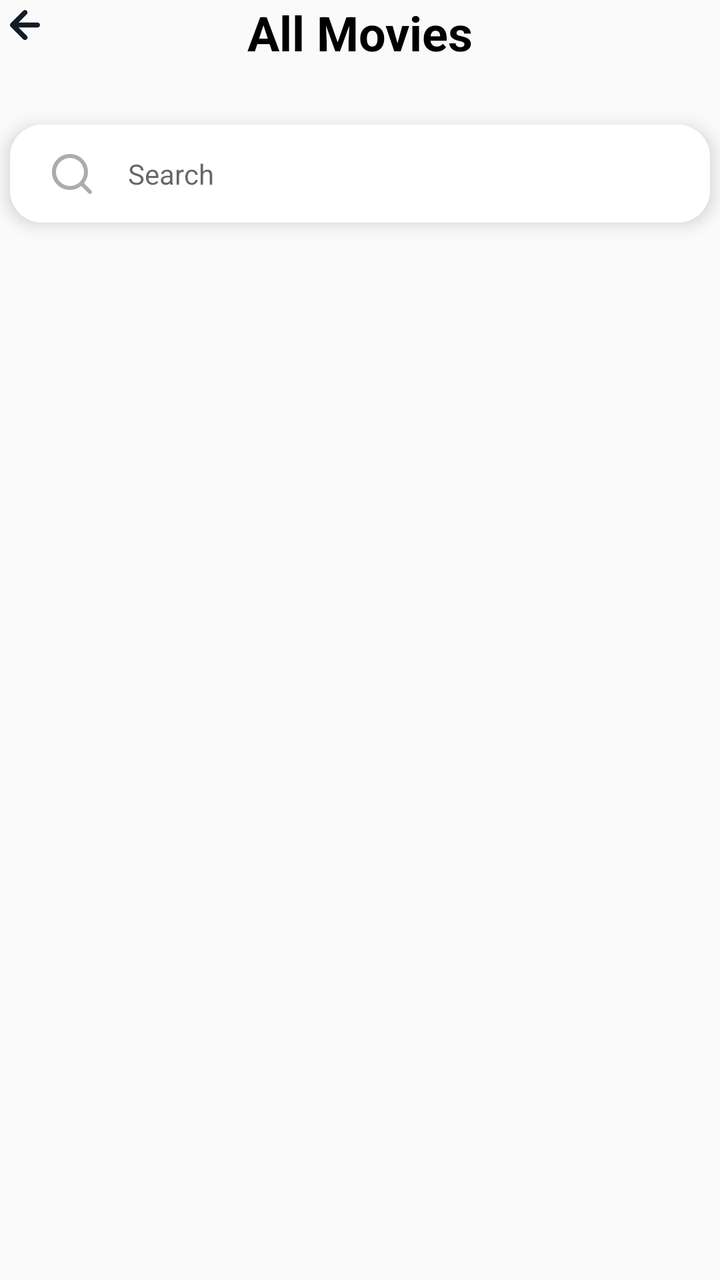
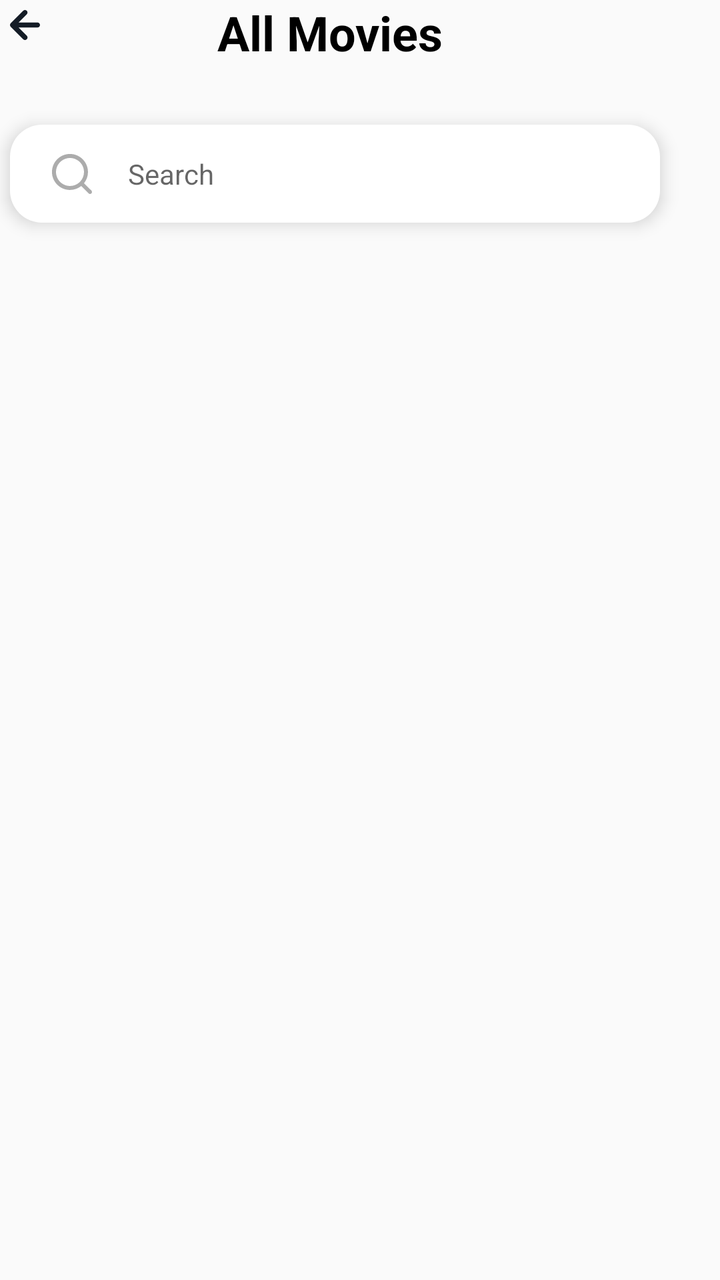

The first picture is an Android layout as it rendered before a commit; the second is the same layout after the commit. The layout source and the unified diff follow.
<!-- AndroidManifest.xml: application theme Theme.MovieCRUDApp -->
<!-- res/layout/layout_search.xml -->
<?xml version="1.0" encoding="utf-8"?>
<layout xmlns:android="http://schemas.android.com/apk/res/android"
    xmlns:app="http://schemas.android.com/apk/res-auto">

    <androidx.constraintlayout.widget.ConstraintLayout
        android:layout_width="match_parent"
        android:layout_height="match_parent"
        android:layout_marginHorizontal="30dp"
        android:layout_marginTop="35dp"
        android:clipChildren="false"
        android:clipToPadding="false">

        <ImageButton
            android:id="@+id/buttonBack"
            android:layout_width="wrap_content"
            android:layout_height="wrap_content"
            android:background="@color/transparent"
            android:contentDescription="@string/movie_crud_label_back_button_cd"
            android:src="@drawable/ic_arrow_back"
            app:layout_constraintStart_toStartOf="parent"
            app:layout_constraintTop_toTopOf="parent" />

        <TextView
            android:id="@+id/labelAllMovies"
            android:layout_width="wrap_content"
            android:layout_height="wrap_content"
            android:text="@string/movie_crud_all_movies_label"
            android:textColor="@color/black"
            android:textSize="24sp"
            android:textStyle="bold"
            app:layout_constraintEnd_toEndOf="parent"
            app:layout_constraintStart_toStartOf="parent"
            app:layout_constraintTop_toTopOf="parent" />

        <com.google.android.material.textfield.TextInputLayout
            android:id="@+id/inputLayoutSearch"
            android:layout_width="0dp"
            android:layout_height="wrap_content"
            android:layout_marginHorizontal="5dp"
            android:layout_marginVertical="30dp"
            android:background="@drawable/rounded_corner_input"
            android:elevation="5dp"
            android:padding="7dp"
            android:textColorHint="@color/black_alpha40"
            app:hintAnimationEnabled="false"
            app:hintEnabled="false"
            app:hintTextColor="@color/black_alpha40"
            app:layout_constraintEnd_toEndOf="parent"
            app:layout_constraintStart_toStartOf="parent"
            app:layout_constraintTop_toBottomOf="@id/labelAllMovies"
            app:startIconDrawable="@drawable/ic_search">

            <com.google.android.material.textfield.TextInputEditText
                android:id="@+id/inputSearch"
                android:layout_width="match_parent"
                android:layout_height="35dp"
                android:background="@color/transparent"
                android:hint="@string/movie_crud_label_search"
                android:textSize="14sp" />

        </com.google.android.material.textfield.TextInputLayout>

        <LinearLayout
            android:id="@+id/sectionAllMovies"
            android:layout_width="0dp"
            android:layout_height="0dp"
            app:layout_constraintBottom_toBottomOf="parent"
            app:layout_constraintEnd_toEndOf="parent"
            app:layout_constraintStart_toStartOf="parent"
            app:layout_constraintTop_toBottomOf="@+id/inputLayoutSearch">

            <androidx.recyclerview.widget.RecyclerView
                android:id="@+id/rvSearchResults"
                android:layout_width="match_parent"
                android:layout_height="match_parent"
                android:layout_marginTop="20dp" />

        </LinearLayout>


    </androidx.constraintlayout.widget.ConstraintLayout>


</layout>
<!-- resources referenced by this layout -->
<resources>
  <color name="black">#FF000000</color>
  <color name="black_alpha40">#66000000</color>
  <color name="transparent">#00000000</color>
  <!-- drawable ic_arrow_back (drawable) -->
  <vector xmlns:android="http://schemas.android.com/apk/res/android"
      android:width="24dp"
      android:height="24dp"
      android:viewportWidth="24"
      android:viewportHeight="24">
    <path
        android:pathData="M18.75,11.25H9.258L13.385,7.141C13.62,6.906 13.752,6.587 13.752,6.254C13.752,5.921 13.62,5.602 13.385,5.367C13.149,5.132 12.83,5 12.497,5C12.164,5 11.844,5.132 11.609,5.367L5.356,11.612C5.243,11.731 5.153,11.871 5.094,12.024C4.969,12.328 4.969,12.67 5.094,12.974C5.153,13.127 5.243,13.267 5.356,13.386L11.609,19.631C11.725,19.748 11.864,19.84 12.016,19.904C12.168,19.967 12.332,20 12.497,20C12.662,20 12.825,19.967 12.978,19.904C13.13,19.84 13.269,19.748 13.385,19.631C13.502,19.514 13.595,19.376 13.658,19.224C13.722,19.072 13.755,18.909 13.755,18.744C13.755,18.579 13.722,18.416 13.658,18.264C13.595,18.111 13.502,17.973 13.385,17.857L9.258,13.748H18.75C19.081,13.748 19.399,13.616 19.634,13.382C19.868,13.148 20,12.83 20,12.499C20,12.168 19.868,11.85 19.634,11.616C19.399,11.382 19.081,11.25 18.75,11.25Z"
        android:fillColor="#141C26"/>
  </vector>
  <!-- drawable ic_search (drawable) -->
  <vector xmlns:android="http://schemas.android.com/apk/res/android"
      android:width="24dp"
      android:height="24dp"
      android:viewportWidth="24"
      android:viewportHeight="24">
    <path
        android:pathData="M21.71,20.29L18,16.61C19.44,14.814 20.138,12.535 19.949,10.241C19.76,7.947 18.7,5.813 16.986,4.277C15.271,2.741 13.034,1.92 10.733,1.982C8.432,2.045 6.243,2.988 4.615,4.615C2.988,6.243 2.045,8.432 1.982,10.733C1.92,13.034 2.74,15.271 4.277,16.986C5.813,18.7 7.947,19.76 10.241,19.949C12.535,20.138 14.814,19.44 16.61,18L20.29,21.68C20.383,21.774 20.494,21.848 20.615,21.899C20.737,21.95 20.868,21.976 21,21.976C21.132,21.976 21.263,21.95 21.385,21.899C21.506,21.848 21.617,21.774 21.71,21.68C21.89,21.493 21.991,21.244 21.991,20.985C21.991,20.726 21.89,20.476 21.71,20.29ZM11,18C9.616,18 8.262,17.59 7.111,16.82C5.96,16.051 5.063,14.958 4.533,13.679C4.003,12.4 3.864,10.992 4.135,9.634C4.405,8.276 5.071,7.029 6.05,6.05C7.029,5.071 8.276,4.405 9.634,4.135C10.992,3.864 12.4,4.003 13.679,4.533C14.958,5.063 16.051,5.96 16.82,7.111C17.59,8.262 18,9.616 18,11C18,12.856 17.263,14.637 15.95,15.95C14.637,17.263 12.856,18 11,18Z"
        android:fillColor="#000000"
        android:fillAlpha="0.6"/>
  </vector>
  <!-- drawable rounded_corner_input (drawable) -->
  <?xml version="1.0" encoding="utf-8"?>
  <shape
      xmlns:android="http://schemas.android.com/apk/res/android"
      android:shape="rectangle">
      <solid android:color="@color/white"/>
      <corners android:radius="16dp" />
  </shape>
  <string name="movie_crud_all_movies_label">All Movies</string>
  <string name="movie_crud_label_back_button_cd">Go back button</string>
  <string name="movie_crud_label_search">Search</string>
  <style name="Theme.MovieCRUDApp" parent="Theme.AppCompat.Light.NoActionBar">
  
      </style>
  <color name="white">#FFFFFFFF</color>
</resources>

<!-- the commit's change to res/layout/layout_search.xml (unified diff, before → after) -->
@@ -5,7 +5,7 @@
     <androidx.constraintlayout.widget.ConstraintLayout
         android:layout_width="match_parent"
         android:layout_height="match_parent"
-        android:layout_marginHorizontal="30dp"
+        android:layout_marginStart="30dp"
         android:layout_marginTop="35dp"
         android:clipChildren="false"
         android:clipToPadding="false">
@@ -24,6 +24,7 @@
             android:id="@+id/labelAllMovies"
             android:layout_width="wrap_content"
             android:layout_height="wrap_content"
+            android:layout_marginEnd="30dp"
             android:text="@string/movie_crud_all_movies_label"
             android:textColor="@color/black"
             android:textSize="24sp"
@@ -36,7 +37,8 @@
             android:id="@+id/inputLayoutSearch"
             android:layout_width="0dp"
             android:layout_height="wrap_content"
-            android:layout_marginHorizontal="5dp"
+            android:layout_marginStart="5dp"
+            android:layout_marginEnd="30dp"
             android:layout_marginVertical="30dp"
             android:background="@drawable/rounded_corner_input"
             android:elevation="5dp"
@@ -64,6 +66,8 @@
             android:id="@+id/sectionAllMovies"
             android:layout_width="0dp"
             android:layout_height="0dp"
+            android:layout_marginStart="5dp"
+            android:layout_marginEnd="10dp"
             app:layout_constraintBottom_toBottomOf="parent"
             app:layout_constraintEnd_toEndOf="parent"
             app:layout_constraintStart_toStartOf="parent"
